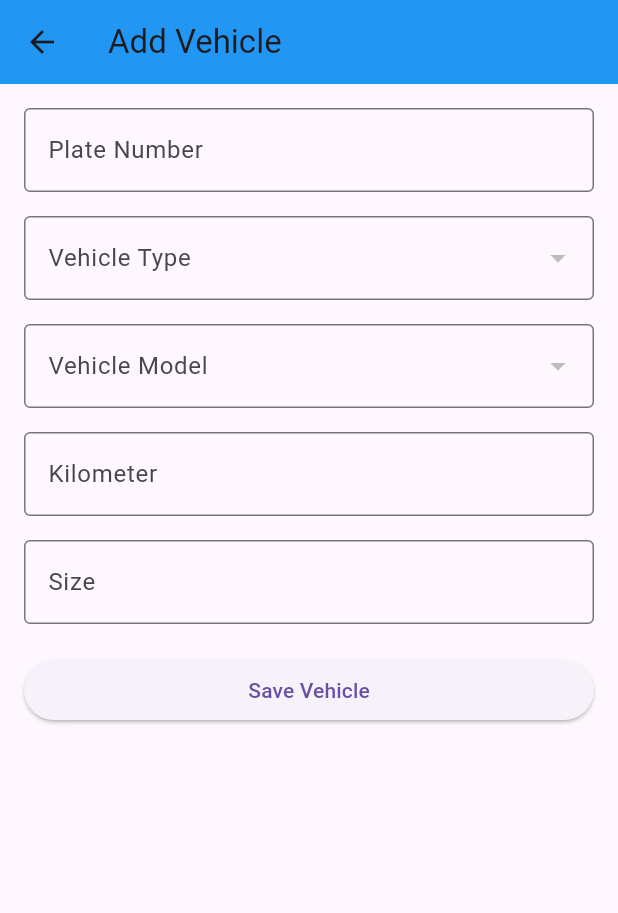
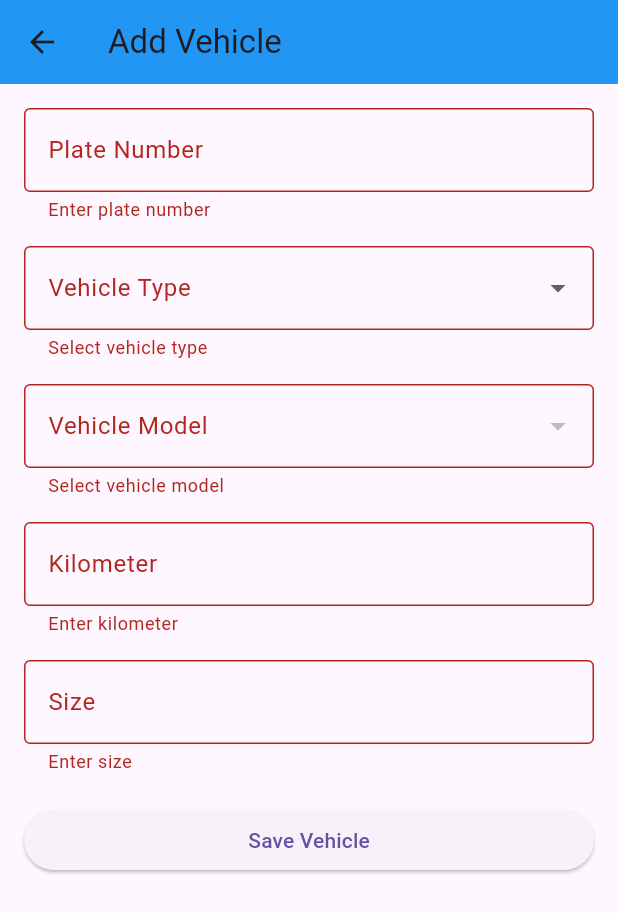
Before and after one commit to zikei444/mobile_application_ass, a Flutter app: the VehicleForm screen opened directly, after a tap on "Save Vehicle", on a phone screen of 412 x 824 dp. Shown: the top 913 px of the screen. Run offline on Flutter 3.47's test engine with Material 3 defaults, Android fonts, the phone set to English and light mode, and no system bars; our stand-ins replace cloud_firestore, firebase_auth, firebase_core, fluttertoast, google_fonts; accounts and stored records are empty.

Commit message:
Merge remote-tracking branch 'origin/main'

```diff
--- a/lib/services/vehicle_service.dart
+++ b/lib/services/vehicle_service.dart
@@ -1,30 +1,36 @@
 import 'package:cloud_firestore/cloud_firestore.dart';
 
 class VehicleService {
-  final FirebaseFirestore _firestore = FirebaseFirestore.instance;
+  final CollectionReference vehicles =
+  FirebaseFirestore.instance.collection('vehicles');
 
-  Future<void> addVehicle(String userId, Map<String, dynamic> vehicle) async {
-    await _firestore
-        .collection('users')
-        .doc(userId)
-        .collection('vehicles')
-        .add(vehicle);
+  Future<void> addVehicle({
+    required String plateNumber,
+    required String type,
+    required String model,
+    required int kilometer,
+    required int size,
+  }) async {
+    await vehicles.add({
+      'plateNumber': plateNumber,
+      'type': type,
+      'model': model,
+      'kilometer': kilometer,
+      'size': size,
+      'createdAt': FieldValue.serverTimestamp(),
+    });
   }
 
-  Stream<QuerySnapshot> getVehicles(String userId) {
-    return _firestore
-        .collection('users')
-        .doc(userId)
-        .collection('vehicles')
-        .snapshots();
+  Stream<QuerySnapshot> getVehicles() {
+    return vehicles.orderBy('createdAt', descending: true).snapshots();
   }
 
-  Future<void> deleteVehicle(String userId, String vehicleId) async {
-    await _firestore
-        .collection('users')
-        .doc(userId)
-        .collection('vehicles')
-        .doc(vehicleId)
-        .delete();
-  }
+  // Future<void> deleteVehicle(String userId, String vehicleId) async {
+  //   await _firestore
+  //       .collection('users')
+  //       .doc(userId)
+  //       .collection('vehicles')
+  //       .doc(vehicleId)
+  //       .delete();
+  // }
 }
--- a/lib/vehicle/add_vehicle.dart
+++ b/lib/vehicle/add_vehicle.dart
@@ -1,8 +1,7 @@
+import 'package:flutter/material.dart';
+import 'package:flutter/services.dart';
 import 'package:cloud_firestore/cloud_firestore.dart';
 import 'package:firebase_auth/firebase_auth.dart';
-import 'package:flutter/material.dart';
-import 'package:flutter/services.dart';
-
 import '../services/vehicle_service.dart';
 
 class VehicleForm extends StatefulWidget {
@@ -22,7 +21,10 @@ class _VehicleFormState extends State<VehicleForm> {
   String? _selectedModel;
 
   // Vehicle type & models mapping
-  final Map<String, List<String>> vehicleModels = {};
+  final Map<String, List<String>> vehicleModels = {
+    "Mercedes": ["C180", "C500"],
+    "BMW": ["BMW1", "BMW2"],
+  };
 
   @override
   Widget build(BuildContext context) {
@@ -123,17 +125,24 @@ class _VehicleFormState extends State<VehicleForm> {
               // Save Button
               ElevatedButton(
                 onPressed: () async {
-                  final userId = FirebaseAuth.instance.currentUser?.uid;
-                  if (userId != null) {
-                    await VehicleService().addVehicle(userId, {
-                      'plate': _plateController.text,
-                      'type': _selectedType,
-                      'model': _selectedModel,
-                      'kilometer': int.parse(_kmController.text),
-                      'size': int.parse(_sizeController.text),
-                      'createdAt': FieldValue.serverTimestamp(),
-                    });
-                    Navigator.pop(context); // go back to vehicle list
+                  if (_formKey.currentState!.validate()) {
+                    final userId = FirebaseAuth.instance.currentUser?.uid;
+                    if (userId != null) {
+                      await VehicleService().addVehicle(
+                        plateNumber: _plateController.text,
+                        type: _selectedType!,
+                        model: _selectedModel!,
+                        kilometer: int.parse(_kmController.text),
+                        size: int.parse(_sizeController.text),
+                      );
+
+
+                      ScaffoldMessenger.of(context).showSnackBar(
+                        const SnackBar(content: Text("Vehicle Added!")),
+                      );
+
+                      Navigator.pop(context); // go back to vehicle list
+                    }
                   }
                 },
                 child: const Text("Save Vehicle"),
```
